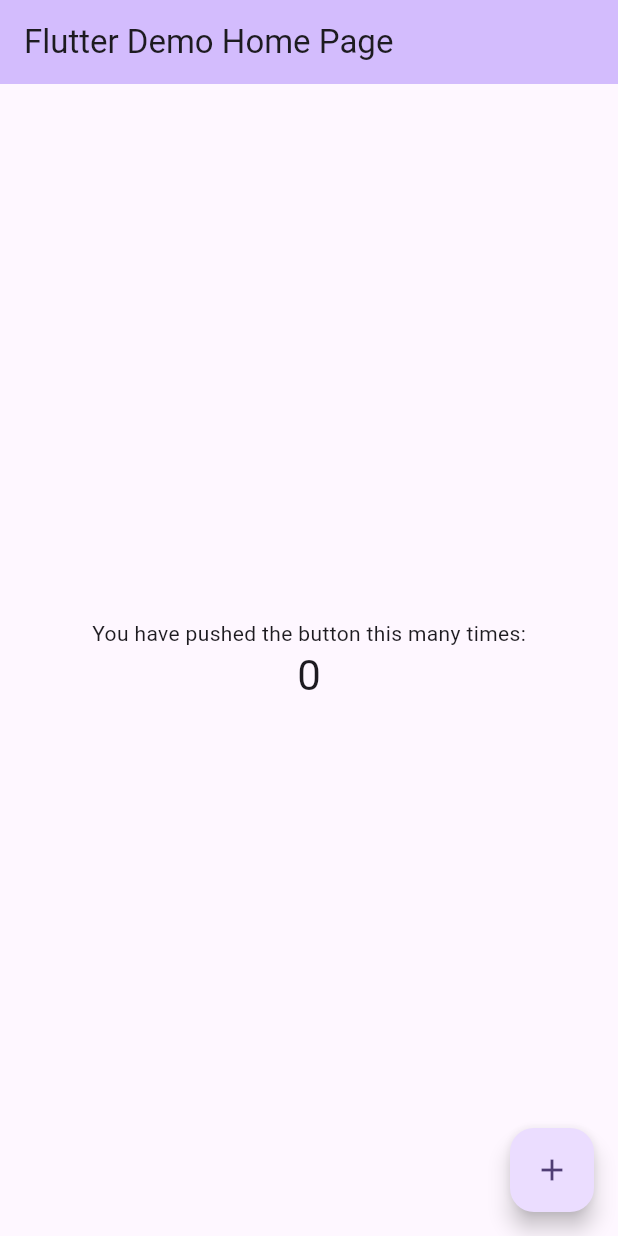
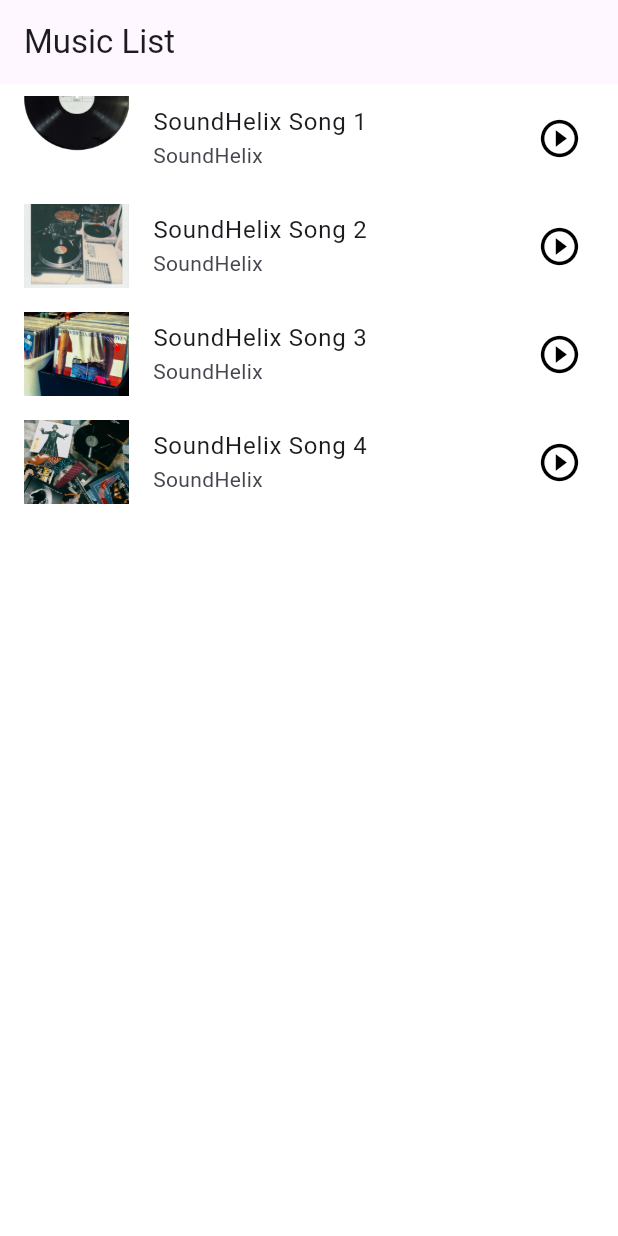
Before and after one commit to AnuwatBunsong/music-app-test-project, a Flutter app: the screen it shows after launch, on a phone screen of 412 x 824 dp. Run offline on Flutter 3.47's test engine with Material 3 defaults, Android fonts, the phone set to English and light mode, and no system bars; our stand-ins replace bloc, equatable, flutter_bloc, formz, just_audio.

Commit message:
⚡️✨: Implement music playback functionality with BLoC architecture and update dependencies

```diff
--- a/lib/main.dart
+++ b/lib/main.dart
@@ -1,4 +1,7 @@
 import 'package:flutter/material.dart';
+import 'package:flutter_bloc/flutter_bloc.dart';
+import 'package:music/modules/home/bloc/home_bloc.dart';
+import 'package:music/modules/home/views/home_screen.dart';
 
 void main() {
   runApp(const MyApp());
@@ -10,116 +13,15 @@ class MyApp extends StatelessWidget {
   // This widget is the root of your application.
   @override
   Widget build(BuildContext context) {
-    return MaterialApp(
-      title: 'Flutter Demo',
-      theme: ThemeData(
-        // This is the theme of your application.
-        //
-        // TRY THIS: Try running your application with "flutter run". You'll see
-        // the application has a purple toolbar. Then, without quitting the app,
-        // try changing the seedColor in the colorScheme below to Colors.green
-        // and then invoke "hot reload" (save your changes or press the "hot
-        // reload" button in a Flutter-supported IDE, or press "r" if you used
-        // the command line to start the app).
-        //
-        // Notice that the counter didn't reset back to zero; the application
-        // state is not lost during the reload. To reset the state, use hot
-        // restart instead.
-        //
-        // This works for code too, not just values: Most code changes can be
-        // tested with just a hot reload.
-        colorScheme: ColorScheme.fromSeed(seedColor: Colors.deepPurple),
-        useMaterial3: true,
+    return BlocProvider(
+      create: (context) => HomeBloc(),
+      child: MaterialApp(
+        title: 'Music Play',
+        theme: ThemeData(
+          scaffoldBackgroundColor: Colors.white,
+        ),
+        home: const Homepeage(),
       ),
-      home: const MyHomePage(title: 'Flutter Demo Home Page'),
     );
   }
 }
-
-class MyHomePage extends StatefulWidget {
-  const MyHomePage({super.key, required this.title});
-
-  // This widget is the home page of your application. It is stateful, meaning
-  // that it has a State object (defined below) that contains fields that affect
-  // how it looks.
-
-  // This class is the configuration for the state. It holds the values (in this
-  // case the title) provided by the parent (in this case the App widget) and
-  // used by the build method of the State. Fields in a Widget subclass are
-  // always marked "final".
-
-  final String title;
-
-  @override
-  State<MyHomePage> createState() => _MyHomePageState();
-}
-
-class _MyHomePageState extends State<MyHomePage> {
-  int _counter = 0;
-
-  void _incrementCounter() {
-    setState(() {
-      // This call to setState tells the Flutter framework that something has
-      // changed in this State, which causes it to rerun the build method below
-      // so that the display can reflect the updated values. If we changed
-      // _counter without calling setState(), then the build method would not be
-      // called again, and so nothing would appear to happen.
-      _counter++;
-    });
-  }
-
-  @override
-  Widget build(BuildContext context) {
-    // This method is rerun every time setState is called, for instance as done
-    // by the _incrementCounter method above.
-    //
-    // The Flutter framework has been optimized to make rerunning build methods
-    // fast, so that you can just rebuild anything that needs updating rather
-    // than having to individually change instances of widgets.
-    return Scaffold(
-      appBar: AppBar(
-        // TRY THIS: Try changing the color here to a specific color (to
-        // Colors.amber, perhaps?) and trigger a hot reload to see the AppBar
-        // change color while the other colors stay the same.
-        backgroundColor: Theme.of(context).colorScheme.inversePrimary,
-        // Here we take the value from the MyHomePage object that was created by
-        // the App.build method, and use it to set our appbar title.
-        title: Text(widget.title),
-      ),
-      body: Center(
-        // Center is a layout widget. It takes a single child and positions it
-        // in the middle of the parent.
-        child: Column(
-          // Column is also a layout widget. It takes a list of children and
-          // arranges them vertically. By default, it sizes itself to fit its
-          // children horizontally, and tries to be as tall as its parent.
-          //
-          // Column has various properties to control how it sizes itself and
-          // how it positions its children. Here we use mainAxisAlignment to
-          // center the children vertically; the main axis here is the vertical
-          // axis because Columns are vertical (the cross axis would be
-          // horizontal).
-          //
-          // TRY THIS: Invoke "debug painting" (choose the "Toggle Debug Paint"
-          // action in the IDE, or press "p" in the console), to see the
-          // wireframe for each widget.
-          mainAxisAlignment: MainAxisAlignment.center,
-          children: <Widget>[
-            const Text(
-              'You have pushed the button this many times:',
-            ),
-            Text(
-              '$_counter',
-              style: Theme.of(context).textTheme.headlineMedium,
-            ),
-          ],
-        ),
-      ),
-      floatingActionButton: FloatingActionButton(
-        onPressed: _incrementCounter,
-        tooltip: 'Increment',
-        child: const Icon(Icons.add),
-      ), // This trailing comma makes auto-formatting nicer for build methods.
-    );
-  }
-}
--- /dev/null
+++ b/lib/modules/home/bloc/home_bloc.dart
@@ -0,0 +1,81 @@
+import 'dart:async';
+
+import 'package:bloc/bloc.dart';
+import 'package:equatable/equatable.dart';
+import 'package:formz/formz.dart';
+import 'package:just_audio/just_audio.dart';
+import 'package:music/modules/home/repository/home.dart';
+import 'package:music/modules/music/models/music_model.dart';
+
+part 'home_event.dart';
+part 'home_state.dart';
+
+class HomeBloc extends Bloc<HomeEvent, HomeState> {
+  HomeBloc() : super(const HomeState()) {
+    on<PlayMusic>(_onPlayMusic);
+    on<StopMusic>(_onStopMusic);
+    on<FetchMusic>(_onFetchMusic);
+  }
+
+  HomeRepository get repository => HomeRepository();
+
+  Future<void> _onPlayMusic(
+    PlayMusic event,
+    Emitter<HomeState> emit,
+  ) async {
+    emit(state.copyWith(playStatus: FormzSubmissionStatus.inProgress));
+
+    try {
+      await event.player.setAudioSource(
+        AudioSource.uri(
+          Uri.parse(event.music.url),
+        ),
+      );
+
+      emit(
+        state.copyWith(
+          player: event.player,
+          currentMusic: event.music,
+          playStatus: FormzSubmissionStatus.success,
+        ),
+      );
+    } catch (e) {
+      emit(state.copyWith(playStatus: FormzSubmissionStatus.failure));
+    }
+  }
+
+  Future<void> _onStopMusic(
+    StopMusic event,
+    Emitter<HomeState> emit,
+  ) async {
+    try {
+      emit(
+        state.copyWith(
+          player: event.player,
+          currentMusic: null,
+          playStatus: FormzSubmissionStatus.canceled,
+        ),
+      );
+      event.onStop?.call();
+    } catch (e) {
+      emit(state.copyWith(playStatus: FormzSubmissionStatus.failure));
+    }
+  }
+
+  FutureOr<void> _onFetchMusic(
+    FetchMusic event,
+    Emitter<HomeState> emit,
+  ) async {
+    emit(state.copyWith(fetchStatus: FormzSubmissionStatus.inProgress));
+    try {
+      emit(
+        state.copyWith(
+          fetchStatus: FormzSubmissionStatus.success,
+          playlists: repository.getPlaylistTracks(),
+        ),
+      );
+    } catch (e) {
+      emit(state.copyWith(fetchStatus: FormzSubmissionStatus.failure));
+    }
+  }
+}
--- /dev/null
+++ b/lib/modules/home/bloc/home_event.dart
@@ -0,0 +1,43 @@
+part of 'home_bloc.dart';
+
+sealed class HomeEvent extends Equatable {
+  const HomeEvent();
+
+  @override
+  List<Object?> get props => [];
+}
+
+class PlayMusic extends HomeEvent {
+  final Music music;
+  final AudioPlayer player;
+
+  const PlayMusic({
+    required this.music,
+    required this.player,
+  });
+
+  @override
+  List<Object?> get props => [
+        music,
+        player,
+      ];
+}
+
+class StopMusic extends HomeEvent {
+  final AudioPlayer player;
+  final Function? onStop;
+  const StopMusic({this.onStop, required this.player});
+
+  @override
+  List<Object?> get props => [
+        player,
+        onStop,
+      ];
+}
+
+class FetchMusic extends HomeEvent {
+  const FetchMusic();
+
+  @override
+  List<Object?> get props => [];
+}
--- /dev/null
+++ b/lib/modules/home/bloc/home_state.dart
@@ -0,0 +1,43 @@
+part of 'home_bloc.dart';
+
+class HomeState extends Equatable {
+  final AudioPlayer? player;
+  final Music? currentMusic;
+  final List<Music> playlists;
+
+  final FormzSubmissionStatus playStatus;
+  final FormzSubmissionStatus fetchStatus;
+
+  const HomeState({
+    this.player,
+    this.currentMusic,
+    this.playlists = const [],
+    this.playStatus = FormzSubmissionStatus.initial,
+    this.fetchStatus = FormzSubmissionStatus.initial,
+  });
+
+  HomeState copyWith({
+    AudioPlayer? player,
+    Music? currentMusic,
+    List<Music>? playlists,
+    FormzSubmissionStatus? playStatus,
+    FormzSubmissionStatus? fetchStatus,
+  }) {
+    return HomeState(
+      player: player ?? this.player,
+      currentMusic: currentMusic ?? this.currentMusic,
+      playlists: playlists ?? this.playlists,
+      playStatus: playStatus ?? this.playStatus,
+      fetchStatus: fetchStatus ?? this.fetchStatus,
+    );
+  }
+
+  @override
+  List<Object?> get props => [
+        playStatus,
+        fetchStatus,
+        player,
+        currentMusic,
+        playlists,
+      ];
+}
--- /dev/null
+++ b/lib/modules/home/repository/home.dart
@@ -0,0 +1,34 @@
+import 'package:music/modules/music/models/music_model.dart';
+
+class HomeRepository {
+  List<Music> getPlaylistTracks() {
+    final List<Music> tracks = [
+      Music(
+        name: 'SoundHelix Song 1',
+        artist: 'SoundHelix',
+        imageUrl: 'assets/images/img_album_1.jpg',
+        url: 'https://www.soundhelix.com/examples/mp3/SoundHelix-Song-1.mp3',
+      ),
+      Music(
+        name: 'SoundHelix Song 2',
+        artist: 'SoundHelix',
+        imageUrl: 'assets/images/img_album_2.jpg',
+        url: 'https://www.soundhelix.com/examples/mp3/SoundHelix-Song-2.mp3',
+      ),
+      Music(
+        name: 'SoundHelix Song 3',
+        artist: 'SoundHelix',
+        imageUrl: 'assets/images/img_album_3.jpg',
+        url: 'https://www.soundhelix.com/examples/mp3/SoundHelix-Song-3.mp3',
+      ),
+      Music(
+        name: 'SoundHelix Song 4',
+        artist: 'SoundHelix',
+        imageUrl: 'assets/images/img_album_4.jpg', // Example image URL
+        url: 'https://www.soundhelix.com/examples/mp3/SoundHelix-Song-4.mp3',
+      ),
+    ];
+
+    return tracks;
+  }
+}
--- /dev/null
+++ b/lib/modules/home/views/home_screen.dart
@@ -0,0 +1,153 @@
+import 'package:flutter/material.dart';
+import 'package:flutter_bloc/flutter_bloc.dart';
+import 'package:formz/formz.dart';
+import 'package:just_audio/just_audio.dart';
+import 'package:music/modules/home/bloc/home_bloc.dart';
+import 'package:music/modules/music/models/music_model.dart';
+import 'package:music/modules/music/views/cuurrent_music_screen.dart';
+
+class Homepeage extends StatefulWidget {
+  const Homepeage({super.key});
+
+  @override
+  State<Homepeage> createState() => _HomepeageState();
+}
+
+class _HomepeageState extends State<Homepeage> {
+  late final HomeBloc homeBloc;
+
+  final player = AudioPlayer();
+  List<Music> playLists = [];
+
+  @override
+  void initState() {
+    super.initState();
+    homeBloc = BlocProvider.of<HomeBloc>(context);
+    homeBloc.add(const FetchMusic());
+  }
+
+  @override
+  Widget build(BuildContext context) {
+    return Scaffold(
+      appBar: AppBar(
+        title: const Text('Music List'),
+      ),
+      body: BlocConsumer<HomeBloc, HomeState>(
+        listenWhen: (previous, current) =>
+            previous.fetchStatus != current.fetchStatus,
+        listener: (context, state) async {
+          if (state.fetchStatus == FormzSubmissionStatus.success) {
+            playLists = state.playlists;
+          } else if (state.fetchStatus == FormzSubmissionStatus.failure) {
+            ScaffoldMessenger.of(context).showSnackBar(
+              const SnackBar(content: Text('Failed to fetch playlists')),
+            );
+          }
+        },
+        buildWhen: (previous, current) =>
+            previous.fetchStatus != current.fetchStatus,
+        builder: (context, state) {
+          return ListView.builder(
+            itemCount: playLists.length,
+            itemBuilder: (context, index) {
+              final Music music = playLists[index];
+              return ListTile(
+                leading: Image.asset(
+                  playLists[index].imageUrl,
+                  width: 70,
+                  height: 70,
+                  fit: BoxFit.cover,
+                ),
+                title: Text(music.name),
+                subtitle: Text(music.artist),
+                onTap: () {
+                  if (state.playStatus == FormzSubmissionStatus.success) {
+                    context.read<HomeBloc>().add(
+                          StopMusic(
+                            player: player,
+                          ),
+                        );
+                  } else {
+                    context.read<HomeBloc>().add(
+                          PlayMusic(
+                            music: music,
+                            player: player,
+                          ),
+                        );
+                  }
+                },
+                trailing: BlocConsumer<HomeBloc, HomeState>(
+                  listener: (context, state) async {
+                    debugPrint(state.playStatus.toString());
+                    if (state.playStatus == FormzSubmissionStatus.success) {
+                      // await state.player?.play();
+                    } else if (state.playStatus ==
+                        FormzSubmissionStatus.canceled) {
+                      // await state.player?.stop();
+                    } else {
+                      // await state.player?.pause();
+                    }
+                  },
+                  buildWhen: (previous, current) =>
+                      previous.playStatus != current.playStatus,
+                  builder: (context, state) {
+                    return Icon(
+                      state.playStatus == FormzSubmissionStatus.success
+                          ? Icons.pause_circle_outline
+                          : Icons.play_circle_outline,
+                      color: Colors.black,
+                      size: 30,
+                    );
+                  },
+                ),
+              );
+            },
+          );
+        },
+      ),
+      bottomSheet: BlocBuilder<HomeBloc, HomeState>(
+        builder: (context, state) {
+          if (state.currentMusic == null) {
+            return const SizedBox.shrink();
+          }
+
+          final Music music = state.currentMusic!;
+          return GestureDetector(
+            onTap: () {
+              _showCurrentMusicPopup(context, music.url);
+            },
+            child: Container(
+              padding: const EdgeInsets.symmetric(vertical: 10, horizontal: 20),
+              color: Colors.black,
+              child: Row(
+                mainAxisAlignment: MainAxisAlignment.spaceBetween,
+                children: [
+                  Text(
+                    music.name,
+                    style: const TextStyle(color: Colors.white),
+                  ),
+                  Icon(
+                    state.playStatus == FormzSubmissionStatus.success
+                        ? Icons.pause_circle_outline
+                        : Icons.play_circle_outline,
+                    color: Colors.white,
+                  ),
+                ],
+              ),
+            ),
+          );
+        },
+      ),
+    );
+  }
+
+  void _showCurrentMusicPopup(BuildContext context, String? songUrl) {
+    showModalBottomSheet(
+      context: context,
+      isScrollControlled: true,
+      builder: (BuildContext context) {
+        return const CurrentMusicPopup();
+      },
+    );
+  }
+}
--- /dev/null
+++ b/lib/modules/music/models/music_model.dart
@@ -0,0 +1,13 @@
+class Music {
+  final String name;
+  final String artist;
+  final String imageUrl;
+  final String url;
+
+  Music({
+    required this.name,
+    required this.artist,
+    required this.imageUrl,
+    required this.url,
+  });
+}
```
Also changed, not shown: lib/modules/music/views/cuurrent_music_screen.dart (added, +101 -0 lines), pubspec.yaml (+10 -2 lines), assets/images/img_album_1.jpg (added), assets/images/img_album_2.jpg (added), assets/images/img_album_3.jpg (added), assets/images/img_album_4.jpg (added), pubspec.lock, 9 other files.
